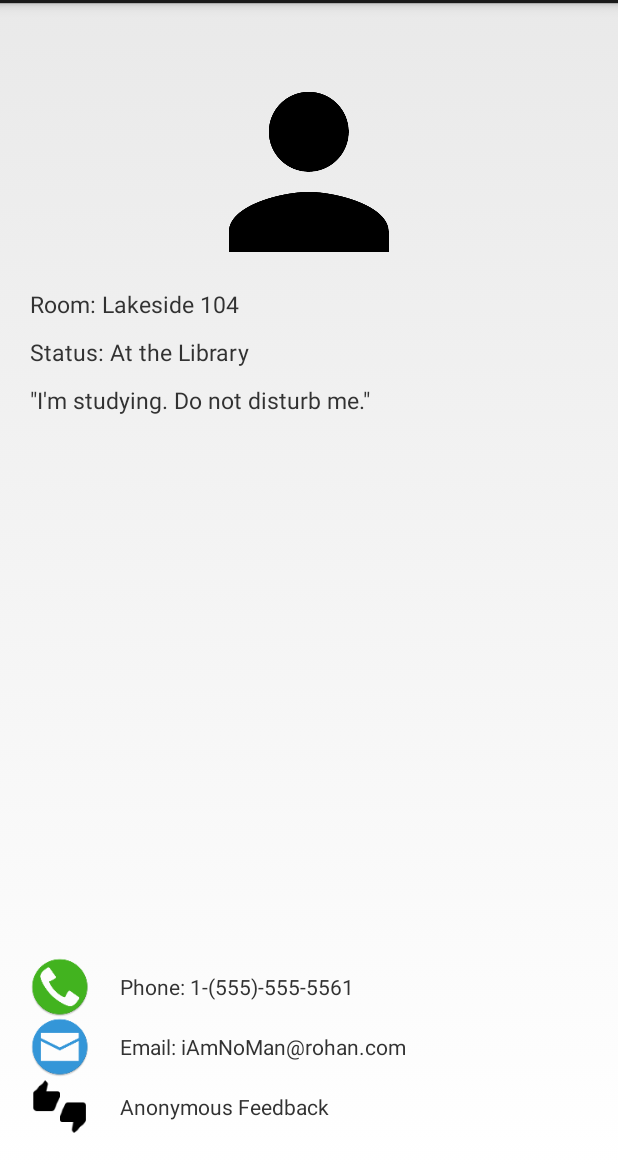
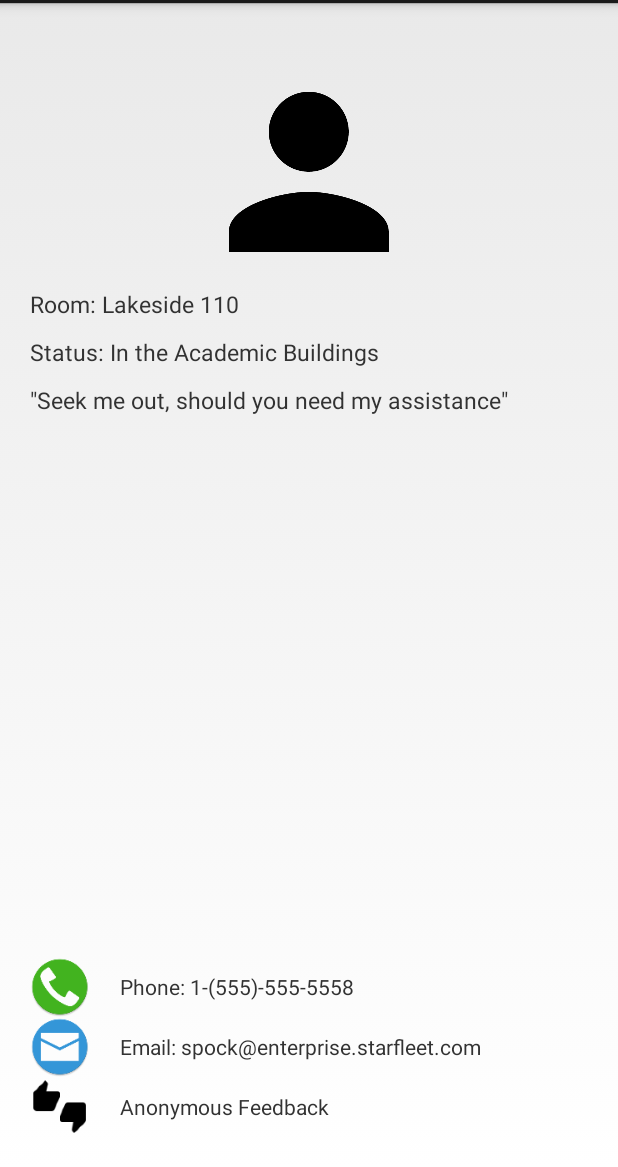
Before and after one commit to lelisadav/CSSE473ONLCarterDavey, an Android app: the MainActivity screen opened directly, with no data from a screen before it, after a tap on an icon or button, on a phone screen of 412 x 824 dp, the part 69-1236 px from its top. Run offline under Robolectric (Android 15) with nearby library versions, the phone set to English and light mode, and no system bars; libraries missing offline, so code that uses them is left out: com.firebase.client; 5 statements that could not run were skipped.

Commit message:
Stuff didn't pan out, second attempt worked nicely.

```diff
--- a/Project/RAFinder/app/src/main/java/edu/rosehulman/rafinder/MainActivity.java
+++ b/Project/RAFinder/app/src/main/java/edu/rosehulman/rafinder/MainActivity.java
@@ -215,7 +215,8 @@ public class MainActivity extends Activity implements ICallback {
     @Override
     public List<Employee> getAllRAs() {
         if (allRAs == null) {
-            allRAs = loader.getRAs();
+            //allRAs = loader.getRAs();
+            allRAs=DummyData.getMyRAs();
         }
         //TODO: fix
         return allRAs;
--- a/Project/RAFinder/app/src/main/java/edu/rosehulman/rafinder/model/dummy/DummyData.java
+++ b/Project/RAFinder/app/src/main/java/edu/rosehulman/rafinder/model/dummy/DummyData.java
@@ -146,6 +146,7 @@ public class DummyData {
         return Arrays.asList(resfe, resff, resfq, resmi, resmj);
     }
 
+
     public static List<Employee> getMyHallResLife() {
         return Arrays.asList(RA1, RA1b, RA2, RA3);
     }
--- a/Project/RAFinder/app/src/main/java/edu/rosehulman/rafinder/model/person/Employee.java
+++ b/Project/RAFinder/app/src/main/java/edu/rosehulman/rafinder/model/person/Employee.java
@@ -22,6 +22,7 @@ public class Employee extends Resident {
     public Employee(String url){
         super(url);
         this.firebase=new Firebase(url);
+        this.firebase.addChildEventListener(new ChildrenListener(this));
     }
 
     public Employee(String name,
@@ -140,6 +141,29 @@ public class Employee extends Resident {
          * description and list of tasks for that milestone
          */
         public void onChildAdded(DataSnapshot arg0, String arg1) {
+            if (arg0.getKey().equals("email")){
+                this.employee.setEmail(arg0.getValue(String.class));
+            }
+            else if (arg0.getKey().equals("floor")){
+                this.employee.setFloor(arg0.getValue(int.class));
+            }
+            else if (arg0.getKey().equals("hall")){
+                this.employee.setHall(arg0.getValue(String.class));
+            }
+            else if (arg0.getKey().equals("phoneNumber")){
+                this.employee.setPhoneNumber(arg0.getValue(String.class));
+            }
+            else if (arg0.getKey().equals("room")){
+                this.employee.setRoom(arg0.getValue(int.class));
+            }
+            else if (arg0.getKey().equals("status")){
+                this.employee.setStatus(arg0.getValue(String.class));
+            }
+            else if (arg0.getKey().equals("statusDetail")){
+                this.employee.setStatusDetail(arg0.getValue(String.class));
+            }
+
+
 
 
 //            if (arg0.getKey().equals("name")) {
```
